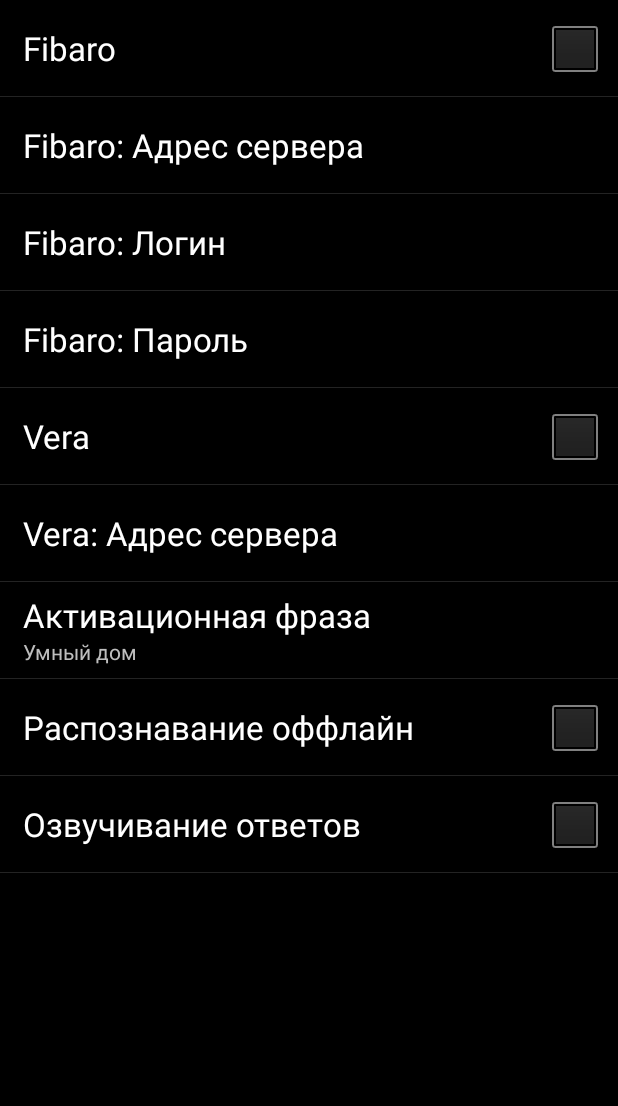
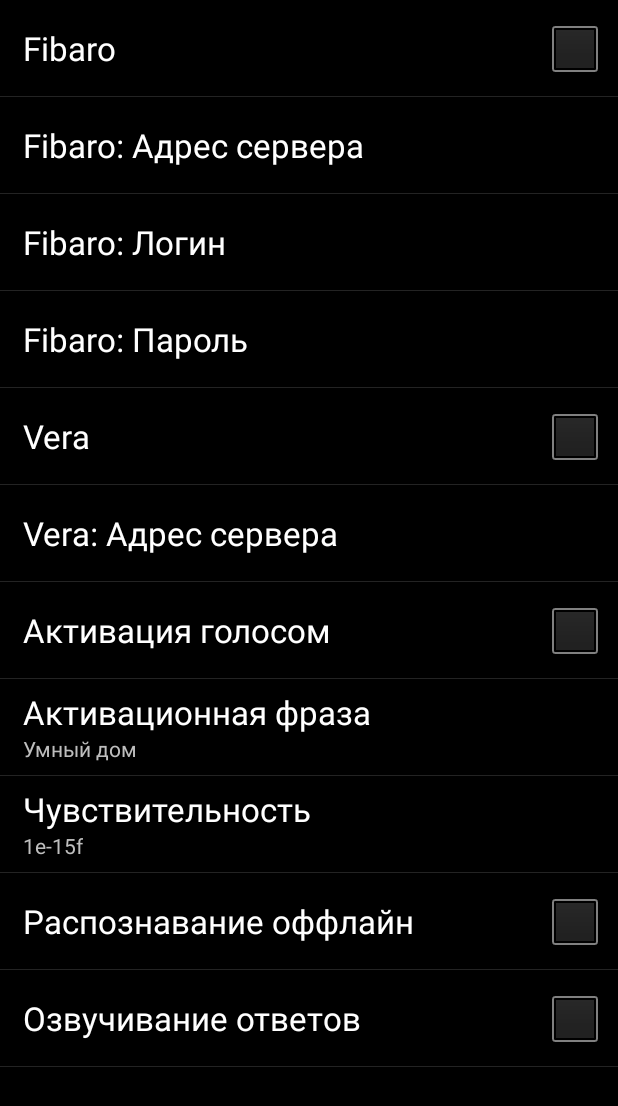
Before and after one commit to MakeSimpleOrg/SmartVoice, an Android app: the SettingsActivity screen opened directly, with no data from a screen before it, on a phone screen of 412 x 824 dp. Shown: the top 1106 px of the screen. Run offline under Robolectric (Android 15) with nearby library versions, the phone set to English and light mode, and no system bars.

Commit message:
Опция для включения/отключения активации голосом. По-умолчанию выключена для большей совместимости. Настройка чувствительности. Исправил ряд проблем.

```diff
--- a/app/src/main/java/com/diamond/SmartVoice/Recognizer/PocketSphinxRecognizer.java
+++ b/app/src/main/java/com/diamond/SmartVoice/Recognizer/PocketSphinxRecognizer.java
@@ -38,7 +38,7 @@ public class PocketSphinxRecognizer {
             SpeechRecognizerSetup setup = defaultSetup();
             setup.setAcousticModel(new File(assetDir, "dict"));
             setup.setDictionary(dict);
-            setup.setKeywordThreshold(1e-15f);
+            setup.setKeywordThreshold(Float.valueOf(context.pref.getString("keywordThreshold", "1e-15f")));
             recognizer = setup.getRecognizer();
             recognizer.addListener(new PocketSphinxRecognitionListener());
             recognizer.addKeyphraseSearch(KEY_PHRASE_SEARCH, KEYPHRASE);
--- a/app/src/main/java/com/diamond/SmartVoice/SettingsActivity.java
+++ b/app/src/main/java/com/diamond/SmartVoice/SettingsActivity.java
@@ -19,6 +19,7 @@ public class SettingsActivity extends PreferenceActivity {
         bindPreferenceSummaryToValue(findPreference("fibaro_server_login"));
         bindPreferenceSummaryToValue(findPreference("vera_server_ip"));
         bindPreferenceSummaryToValue(findPreference("keyphrase"));
+        bindPreferenceSummaryToValue(findPreference("keywordThreshold"));
 
         findPreference("fibaro_enabled").setOnPreferenceChangeListener(sBindPreferenceChangeListener);
         findPreference("vera_enabled").setOnPreferenceChangeListener(sBindPreferenceChangeListener);
--- a/app/src/main/res/xml/pref_general.xml
+++ b/app/src/main/res/xml/pref_general.xml
@@ -1,5 +1,5 @@
-<PreferenceScreen xmlns:tools="http://schemas.android.com/tools"
-    xmlns:android="http://schemas.android.com/apk/res/android" >
+<PreferenceScreen xmlns:android="http://schemas.android.com/apk/res/android"
+    xmlns:tools="http://schemas.android.com/tools">
 
     <CheckBoxPreference
         android:defaultValue="false"
@@ -38,15 +38,25 @@
         android:selectAllOnFocus="true"
         android:singleLine="true"
         android:title="Vera: Адрес сервера" />
+    <CheckBoxPreference
+        android:defaultValue="false"
+        android:key="keyRecognizer"
+        android:title="Активация голосом" />
     <EditTextPreference
         android:autoText="true"
         android:defaultValue="Умный дом"
         android:inputType="text"
+        android:key="keyphrase"
         android:maxLines="1"
-        android:key="keyphrase"
         android:selectAllOnFocus="true"
         android:singleLine="true"
         android:title="Активационная фраза" />
+    <EditTextPreference
+        android:defaultValue="1e-15f"
+        android:key="keywordThreshold"
+        android:selectAllOnFocus="true"
+        android:singleLine="true"
+        android:title="Чувствительность" />
     <CheckBoxPreference
         android:defaultValue="false"
         android:key="offline_recognition"
```
Also changed, not shown: app/src/main/java/com/diamond/SmartVoice/MainActivity.java (+27 -8 lines), app/src/main/java/com/diamond/SmartVoice/Recognizer/GoogleRecognizer.java (+11 -3 lines), 1 other file.
